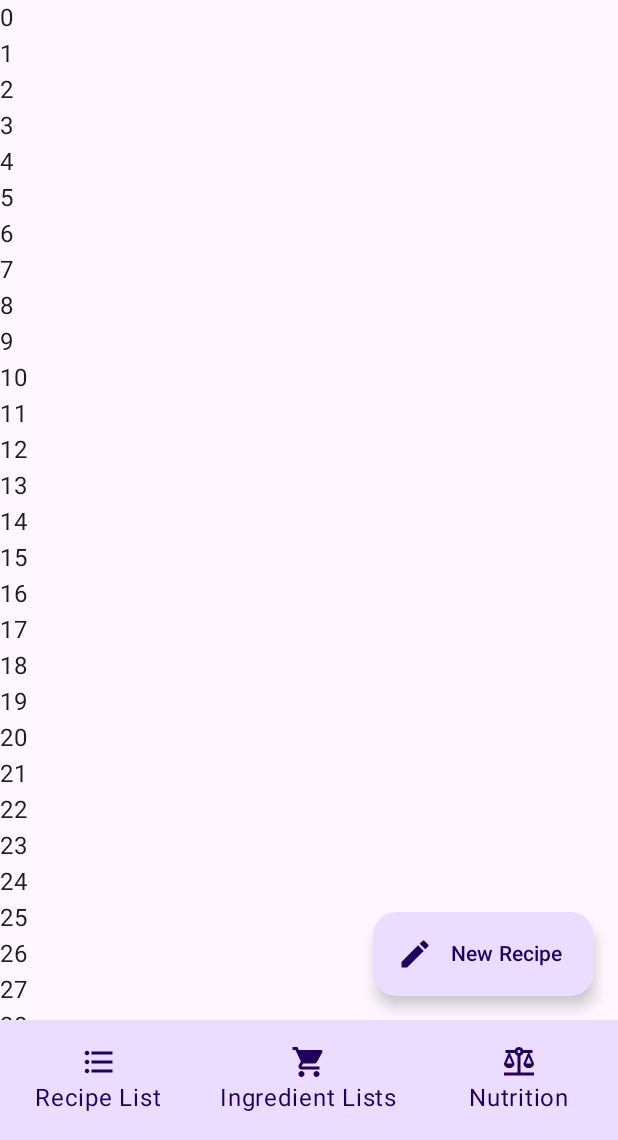
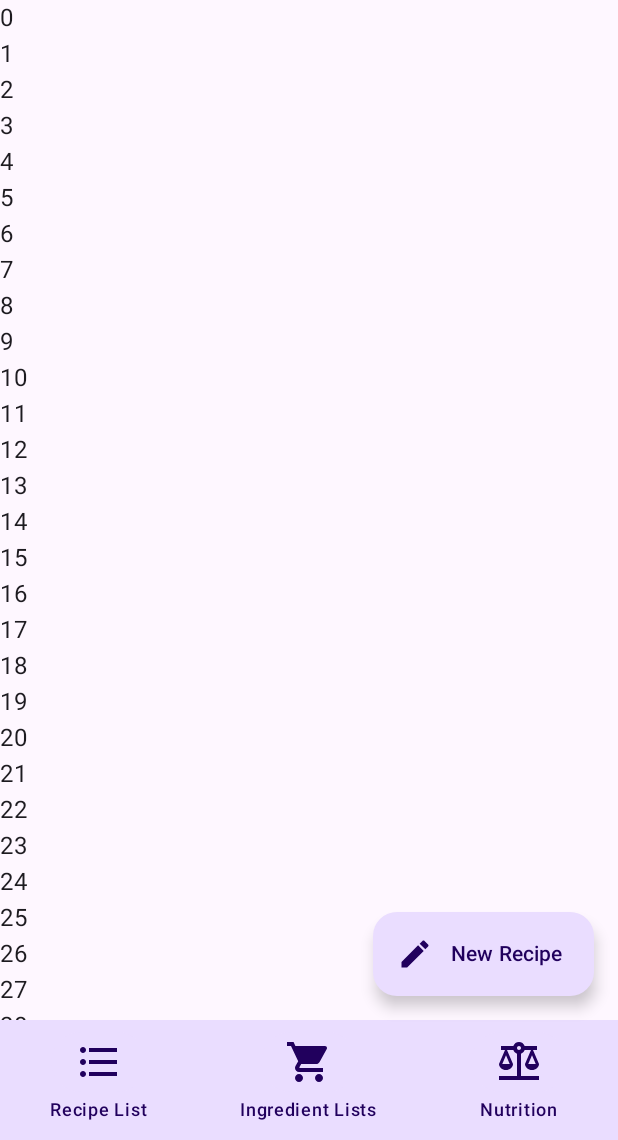
Before and after one commit to CODYJEWELLWEAVER/PocketAlchemy, an Android app built with Jetpack Compose: the screen it shows after launch (MainActivity), on a phone screen of 412 x 824 dp, the part 96-1236 px from its top. Run offline under Robolectric (Android 15) with nearby library versions, the phone set to English and light mode, and no system bars; our stand-ins replace accompanist.

Commit message:
refactor nav bar items and icons

```diff
--- a/app/src/main/java/com/android/pocketalchemy/PocketAlchemyApplication.kt
+++ b/app/src/main/java/com/android/pocketalchemy/PocketAlchemyApplication.kt
@@ -1,7 +1,7 @@
 package com.android.pocketalchemy
 
 import android.app.Application
-import com.android.pocketalchemy.dagger.DaggerApplicationGraph
+import com.android.pocketalchemy.di.DaggerApplicationGraph
 
 class PocketAlchemyApplication: Application() {
     val applicationGraph = DaggerApplicationGraph.create()
--- a/app/src/main/java/com/android/pocketalchemy/dagger/ApplicationGraph.kt
+++ b/app/src/main/java/com/android/pocketalchemy/di/ApplicationGraph.kt
@@ -1,4 +1,4 @@
-package com.android.pocketalchemy.dagger
+package com.android.pocketalchemy.di
 
 import dagger.Component
 
--- a/app/src/main/java/com/android/pocketalchemy/ui/common/AppBars.kt
+++ b/app/src/main/java/com/android/pocketalchemy/ui/common/AppBars.kt
@@ -1,6 +1,5 @@
 package com.android.pocketalchemy.ui.common
 
-import androidx.compose.foundation.layout.Column
 import androidx.compose.material3.ExperimentalMaterial3Api
 import androidx.compose.material3.Icon
 import androidx.compose.material3.MaterialTheme
@@ -11,8 +10,6 @@ import androidx.compose.material3.Text
 import androidx.compose.material3.TopAppBar
 import androidx.compose.material3.TopAppBarDefaults
 import androidx.compose.runtime.Composable
-import androidx.compose.ui.Alignment
-import androidx.compose.ui.Modifier
 import androidx.compose.ui.res.painterResource
 import androidx.compose.ui.res.stringResource
 import com.android.pocketalchemy.R
@@ -40,64 +37,61 @@ fun PaNavBar() {
         containerColor = MaterialTheme.colorScheme.primaryContainer,
         contentColor = MaterialTheme.colorScheme.onPrimaryContainer,
     ) {
+        // Modifies default nav bar item colors.
         val navigationBarItemColors = NavigationBarItemDefaults.colors(
             selectedIconColor = MaterialTheme.colorScheme.onPrimaryContainer,
             selectedTextColor = MaterialTheme.colorScheme.onPrimaryContainer,
             indicatorColor = MaterialTheme.colorScheme.primaryContainer,
         )
+
         // RECIPE LIST NAV ITEM
         NavigationBarItem(
             selected = true,
             onClick = { /*TODO*/ },
             icon = {
-                Column {
                 Icon(
                     painter = painterResource(id = R.drawable.bulleted_list),
-                        contentDescription = stringResource(R.string.bulleted_list_description),
-                        modifier = Modifier.align(Alignment.CenterHorizontally)
+                    contentDescription = stringResource(R.string.bulleted_list_description)
                 )
-                    Text(
-                        text = stringResource(R.string.recipe_list_nav_label)
-                    )
-                }
             },
-            colors = navigationBarItemColors,
+            label = {
+                Text(text = stringResource(id = R.string.recipe_list_nav_label))
+            },
+            colors = navigationBarItemColors
         )
         // INGREDIENT LISTS NAV ITEM
         NavigationBarItem(
             selected = true,
             onClick = { /*TODO*/ },
             icon = {
-                Column {
                 Icon(
                     painter = painterResource(id = R.drawable.shopping_cart),
                     contentDescription = stringResource(R.string.shopping_cart_description),
-                        modifier = Modifier.align(Alignment.CenterHorizontally)
                 )
+            },
+            label = {
                 Text(
                     text = stringResource(R.string.ingredient_lists_nav_label)
                 )
-                }
             },
-            colors = navigationBarItemColors,
+            colors = navigationBarItemColors
         )
         // NUTRITION NAV ITEM
         NavigationBarItem(
             selected = true,
             onClick = { /*TODO*/ },
             icon = {
-                Column {
                 Icon(
                     painter = painterResource(id = R.drawable.balance),
                     contentDescription = stringResource(R.string.balance_description),
-                        modifier = Modifier.align(Alignment.CenterHorizontally)
                 )
+            },
+            label = {
                 Text(
                     text = stringResource(R.string.nutrition_nav_label)
                 )
-                }
             },
-            colors = navigationBarItemColors,
+            colors = navigationBarItemColors
         )
     }
 }
--- a/app/src/main/java/com/android/pocketalchemy/ui/recipelist/RecipeList.kt
+++ b/app/src/main/java/com/android/pocketalchemy/ui/recipelist/RecipeList.kt
@@ -9,7 +9,7 @@ import com.android.pocketalchemy.model.Recipe
 
 @Composable
 fun RecipeList() {
-    val recipeList: MutableList<Recipe> = mutableListOf()
+    val recipeList = mutableListOf<Recipe>()
     for (i in 0..<100) {
         recipeList.add(Recipe("$i"))
     }
@@ -18,7 +18,6 @@ fun RecipeList() {
         modifier = Modifier.fillMaxHeight(1f)
     ) {
 
-
         recipeList.forEach {
             item { Text(text = it.name) }
         }
--- a/app/src/main/res/drawable/balance.xml
+++ b/app/src/main/res/drawable/balance.xml
@@ -1,5 +1,5 @@
-<vector android:autoMirrored="true" android:height="24dp"
+<vector android:autoMirrored="true" android:height="32dp"
     android:tint="#000000" android:viewportHeight="24"
-    android:viewportWidth="24" android:width="24dp" xmlns:android="http://schemas.android.com/apk/res/android">
+    android:viewportWidth="24" android:width="32dp" xmlns:android="http://schemas.android.com/apk/res/android">
     <path android:fillColor="@android:color/white" android:pathData="M13,7.83c0.85,-0.3 1.53,-0.98 1.83,-1.83H18l-3,7c0,1.66 1.57,3 3.5,3s3.5,-1.34 3.5,-3l-3,-7h2V4h-6.17C14.42,2.83 13.31,2 12,2S9.58,2.83 9.17,4L3,4v2h2l-3,7c0,1.66 1.57,3 3.5,3S9,14.66 9,13L6,6h3.17c0.3,0.85 0.98,1.53 1.83,1.83V19H2v2h20v-2h-9V7.83zM20.37,13h-3.74l1.87,-4.36L20.37,13zM7.37,13H3.63L5.5,8.64L7.37,13zM12,6c-0.55,0 -1,-0.45 -1,-1c0,-0.55 0.45,-1 1,-1s1,0.45 1,1C13,5.55 12.55,6 12,6z"/>
 </vector>
--- a/app/src/main/res/drawable/bulleted_list.xml
+++ b/app/src/main/res/drawable/bulleted_list.xml
@@ -1,5 +1,5 @@
-<vector android:autoMirrored="true" android:height="24dp"
+<vector android:autoMirrored="true" android:height="32dp"
     android:tint="#000000" android:viewportHeight="24"
-    android:viewportWidth="24" android:width="24dp" xmlns:android="http://schemas.android.com/apk/res/android">
+    android:viewportWidth="24" android:width="32dp" xmlns:android="http://schemas.android.com/apk/res/android">
     <path android:fillColor="@android:color/white" android:pathData="M4,10.5c-0.83,0 -1.5,0.67 -1.5,1.5s0.67,1.5 1.5,1.5 1.5,-0.67 1.5,-1.5 -0.67,-1.5 -1.5,-1.5zM4,4.5c-0.83,0 -1.5,0.67 -1.5,1.5S3.17,7.5 4,7.5 5.5,6.83 5.5,6 4.83,4.5 4,4.5zM4,16.5c-0.83,0 -1.5,0.68 -1.5,1.5s0.68,1.5 1.5,1.5 1.5,-0.68 1.5,-1.5 -0.67,-1.5 -1.5,-1.5zM7,19h14v-2L7,17v2zM7,13h14v-2L7,11v2zM7,5v2h14L21,5L7,5z"/>
 </vector>
--- a/app/src/main/res/drawable/shopping_cart.xml
+++ b/app/src/main/res/drawable/shopping_cart.xml
@@ -1,5 +1,5 @@
-<vector android:autoMirrored="true" android:height="24dp"
+<vector android:autoMirrored="true" android:height="32dp"
     android:tint="#000000" android:viewportHeight="24"
-    android:viewportWidth="24" android:width="24dp" xmlns:android="http://schemas.android.com/apk/res/android">
+    android:viewportWidth="24" android:width="32dp" xmlns:android="http://schemas.android.com/apk/res/android">
     <path android:fillColor="@android:color/white" android:pathData="M7,18c-1.1,0 -1.99,0.9 -1.99,2S5.9,22 7,22s2,-0.9 2,-2 -0.9,-2 -2,-2zM1,2v2h2l3.6,7.59 -1.35,2.45c-0.16,0.28 -0.25,0.61 -0.25,0.96 0,1.1 0.9,2 2,2h12v-2L7.42,15c-0.14,0 -0.25,-0.11 -0.25,-0.25l0.03,-0.12 0.9,-1.63h7.45c0.75,0 1.41,-0.41 1.75,-1.03l3.58,-6.49c0.08,-0.14 0.12,-0.31 0.12,-0.48 0,-0.55 -0.45,-1 -1,-1L5.21,4l-0.94,-2L1,2zM17,18c-1.1,0 -1.99,0.9 -1.99,2s0.89,2 1.99,2 2,-0.9 2,-2 -0.9,-2 -2,-2z"/>
 </vector>
```
Lines whose indentation alone changed are shown as unchanged.
